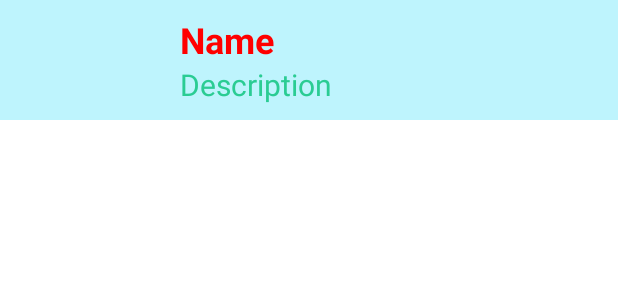
After one commit to congit27/Android_App, an Android app: the layout contact_item.xml on its own in the app's theme, with its tools: preview values and no code run, on a phone screen of 412 x 824 dp. The commit adds this screen. Shown: the top 300 px of the screen. Run offline under Robolectric (Android 15) with nearby library versions, the light colour scheme and no system bars.

Commit message:
update project

```diff
--- a/app/build.gradle
+++ b/app/build.gradle
@@ -32,6 +32,7 @@ dependencies {
     implementation 'androidx.appcompat:appcompat:1.5.1'
     implementation 'com.google.android.material:material:1.6.1'
     implementation 'androidx.constraintlayout:constraintlayout:2.1.4'
+    implementation 'de.hdodenhof:circleimageview:3.0.0'
     testImplementation 'junit:junit:4.13.2'
     androidTestImplementation 'androidx.test.ext:junit:1.1.3'
     androidTestImplementation 'androidx.test.espresso:espresso-core:3.4.0'
--- /dev/null
+++ b/app/src/main/res/layout/contact_item.xml
@@ -0,0 +1,37 @@
+<?xml version="1.0" encoding="utf-8"?>
+<RelativeLayout xmlns:android="http://schemas.android.com/apk/res/android"
+    android:layout_width="match_parent"
+    android:layout_height="wrap_content"
+    android:background="#BEF4FD">
+
+    <de.hdodenhof.circleimageview.CircleImageView
+        android:id="@+id/img"
+        android:layout_width="80dp"
+        android:layout_height="80dp"
+        android:layout_marginStart="20dp"
+        android:padding="10dp">
+    </de.hdodenhof.circleimageview.CircleImageView>
+
+    <TextView
+        android:id="@+id/name"
+        android:layout_width="wrap_content"
+        android:layout_height="wrap_content"
+        android:layout_marginLeft="20dp"
+        android:layout_marginTop="10dp"
+        android:layout_toRightOf="@id/img"
+        android:text="Name"
+        android:textColor="#ff00"
+        android:textSize="24sp"
+        android:textStyle="bold" />
+
+    <TextView
+        android:id="@+id/description"
+        android:layout_width="wrap_content"
+        android:layout_height="wrap_content"
+        android:layout_below="@+id/name"
+        android:layout_marginLeft="20dp"
+        android:layout_toRightOf="@+id/img"
+        android:text="Description"
+        android:textColor="#2ACC93"
+        android:textSize="20sp" />
+</RelativeLayout>
```
Also changed, not shown: app/src/main/java/com/android/baitapcontentprovide/ContactActivity.java (+6 -7 lines), app/src/main/java/com/android/baitapcontentprovide/adapter/ContactAdapter.java (added, +75 -0 lines), app/src/main/java/com/android/baitapcontentprovide/model/Contact.java (+11 -2 lines), 1 other file.
